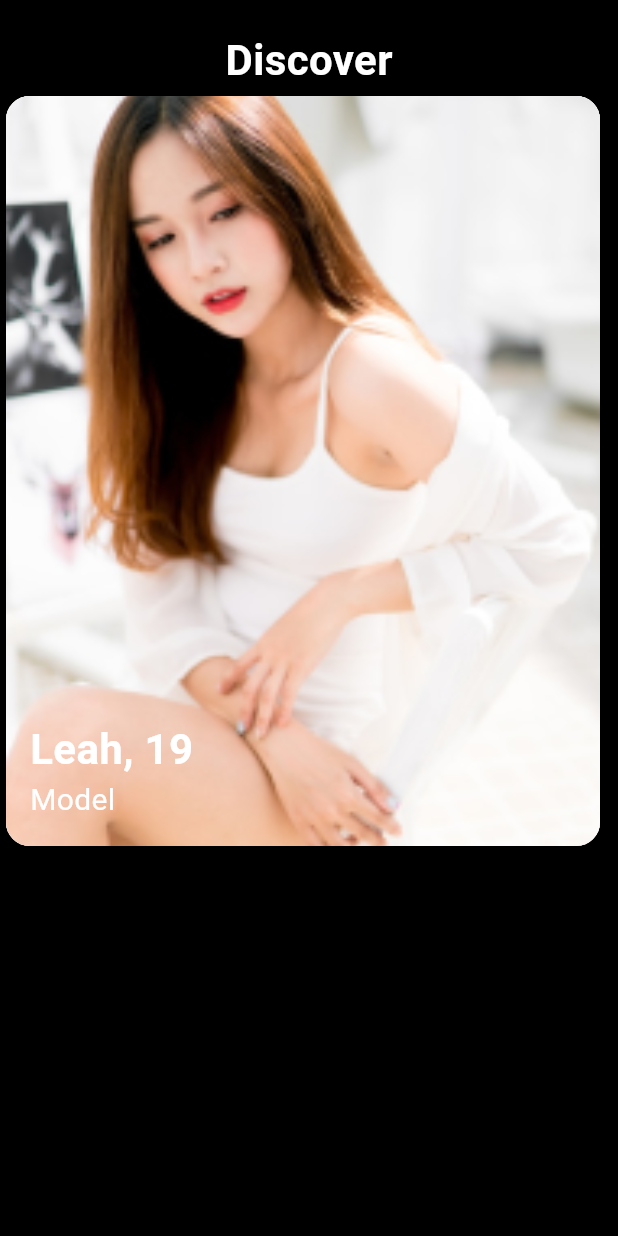
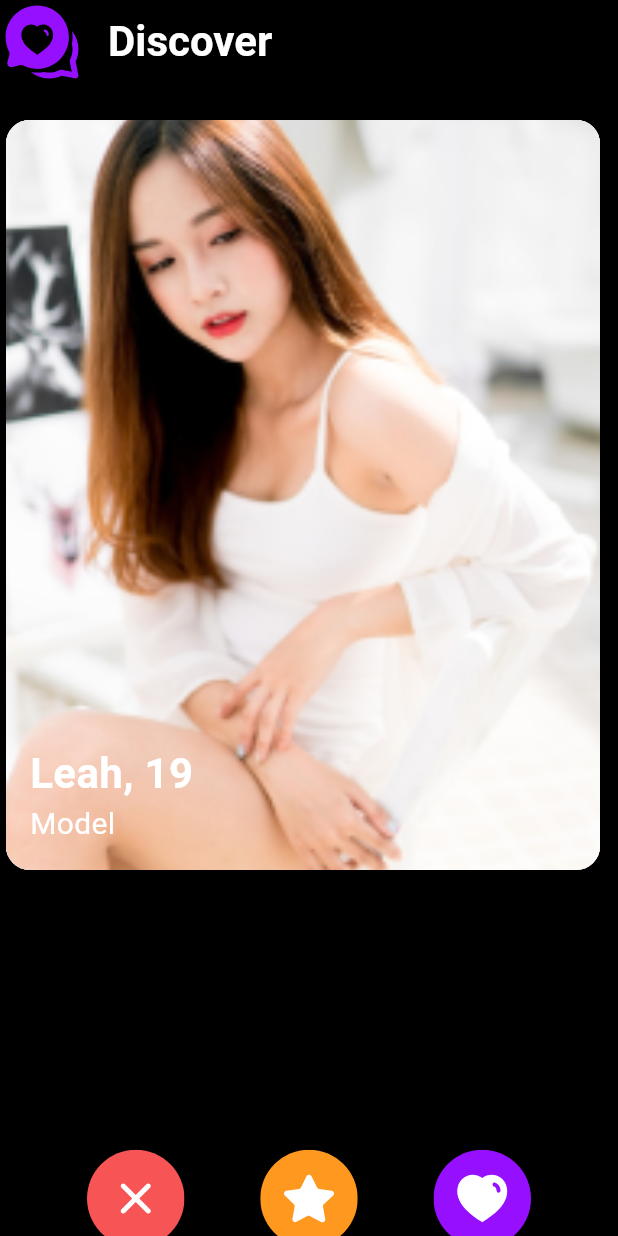
Before and after one commit to duyhuynh258/tinder_discover, a Flutter app: the screen it shows after launch, on a phone screen of 412 x 824 dp. Run offline on Flutter 3.47's test engine with Material 3 defaults, Android fonts, the phone set to English and light mode, and no system bars; our stand-ins replace flutter_svg.

Commit message:
Add action stacks

```diff
--- /dev/null
+++ b/lib/discover_action.dart
@@ -0,0 +1,64 @@
+import 'package:flutter/material.dart';
+import 'package:flutter_svg/svg.dart';
+
+enum DiscoverAction {
+  nope,
+  like,
+  superLike,
+}
+
+class DiscoverActionButton extends StatelessWidget {
+  const DiscoverActionButton({super.key, required this.action});
+  final bool isHovered = true;
+  final DiscoverAction action;
+
+  @override
+  Widget build(BuildContext context) {
+    return Transform.scale(
+      scale: isHovered ? 1.3 : 1.0,
+      child: SvgPicture.asset(
+        isHovered ? iconFilledPath : iconPath,
+        height: 50,
+        width: 50,
+      ),
+    );
+  }
+
+  String get iconPath {
+    switch (action) {
+      case DiscoverAction.nope:
+        return 'assets/icons/ic_dislike.svg';
+      case DiscoverAction.like:
+        return 'assets/icons/ic_like.svg';
+      case DiscoverAction.superLike:
+        return 'assets/icons/ic_super_like.svg';
+    }
+  }
+
+  String get iconFilledPath {
+    switch (action) {
+      case DiscoverAction.nope:
+        return 'assets/icons/ic_dislike_filled.svg';
+      case DiscoverAction.like:
+        return 'assets/icons/ic_like_filled.svg';
+      case DiscoverAction.superLike:
+        return 'assets/icons/ic_super_like_filled.svg';
+    }
+  }
+}
+
+class DiscoverActionStack extends StatelessWidget {
+  const DiscoverActionStack({super.key});
+
+  @override
+  Widget build(BuildContext context) {
+    return const Row(
+      mainAxisAlignment: MainAxisAlignment.spaceEvenly,
+      children: [
+        DiscoverActionButton(action: DiscoverAction.nope),
+        DiscoverActionButton(action: DiscoverAction.superLike),
+        DiscoverActionButton(action: DiscoverAction.like),
+      ],
+    );
+  }
+}
--- a/lib/discover_screen.dart
+++ b/lib/discover_screen.dart
@@ -1,5 +1,7 @@
 // discover_screen.dart
 import 'package:flutter/material.dart';
+import 'package:flutter_svg/svg.dart';
+import 'package:tinder_discover/discover_action.dart';
 
 import 'swipe_card.dart';
 
@@ -51,15 +53,20 @@ class _DiscoverScreenState extends State<DiscoverScreen> {
       body: SafeArea(
         child: Column(
           children: [
-            const SizedBox(height: 20),
-            const Text(
+            AppBar(
+              backgroundColor: Colors.black,
+              title: const Text(
                 "Discover",
                 style: TextStyle(color: Colors.white, fontSize: 28, fontWeight: FontWeight.bold),
               ),
+              elevation: 0,
+              leading: SvgPicture.asset(
+                'assets/icons/ic_branding.svg',
+              ),
+            ),
+            const SizedBox(height: 20),
             Expanded(
-              child: SizedBox(
               child: Stack(
-                  fit: StackFit.expand,
                 clipBehavior: Clip.none,
                 children: people.asMap().entries.map((entry) {
                   int index = entry.key;
@@ -77,7 +84,14 @@ class _DiscoverScreenState extends State<DiscoverScreen> {
                       position: position,
                     ),
                   );
-                  }).toList(),
+                }).toList()
+                  ..add(
+                    Positioned(
+                      left: 0,
+                      bottom: 0,
+                      right: 0,
+                      child: DiscoverActionStack(),
+                    ),
                   ),
               ),
             ),
--- a/lib/swipe_card.dart
+++ b/lib/swipe_card.dart
@@ -25,14 +25,13 @@ class SwipeCard extends StatelessWidget {
   Widget build(BuildContext context) {
     if (dismissed) return Container();
     final screenWidth = MediaQuery.of(context).size.width;
-    final screenHeight = MediaQuery.of(context).size.height;
     const padding = 16.0;
     // Ensure Positioned is only used inside a Stack
     return GestureDetector(
       onPanUpdate: onSwipeUpdate,
       onPanEnd: onSwipeEnd,
       child: Transform.rotate(
-        angle: position.dx / screenWidth * 0.2,
+        angle: -position.dx / screenWidth * 0.2,
         child: Card(
           shape: RoundedRectangleBorder(borderRadius: BorderRadius.circular(16)),
           child: Container(
```
Also changed, not shown: pubspec.yaml (+2 -8 lines), assets/icons/ic_branding.svg (added), assets/icons/ic_dislike.svg (added), assets/icons/ic_dislike_filled.svg (added), assets/icons/ic_like.svg (added), assets/icons/ic_like_filled.svg (added), assets/icons/ic_super_like.svg (added), assets/icons/ic_super_like_filled.svg (added), pubspec.lock. Lines whose indentation alone changed are shown as unchanged.
